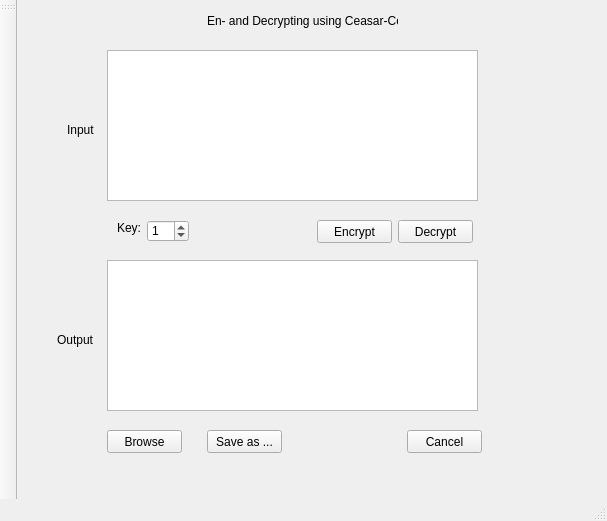
TeamACCM/Encrypt4k, file mainwindow.ui: the form before one commit.
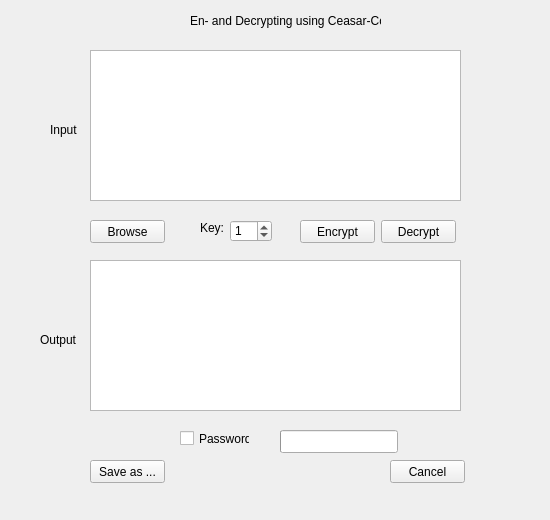
The form after the commit. Icons and pictures are not drawn.

What changed in the file:
```diff
--- a/mainwindow.ui
+++ b/mainwindow.ui
@@ -2,14 +2,32 @@
 <ui version="4.0">
  <class>MainWindow</class>
  <widget class="QMainWindow" name="MainWindow">
+  <property name="enabled">
+   <bool>true</bool>
+  </property>
   <property name="geometry">
    <rect>
     <x>0</x>
     <y>0</y>
-    <width>607</width>
-    <height>521</height>
+    <width>550</width>
+    <height>520</height>
    </rect>
   </property>
+  <property name="minimumSize">
+   <size>
+    <width>550</width>
+    <height>520</height>
+   </size>
+  </property>
+  <property name="maximumSize">
+   <size>
+    <width>550</width>
+    <height>520</height>
+   </size>
+  </property>
+  <property name="cursor">
+   <cursorShape>PointingHandCursor</cursorShape>
+  </property>
   <property name="windowTitle">
    <string>Test</string>
   </property>
@@ -31,7 +49,7 @@
     <property name="geometry">
      <rect>
       <x>390</x>
-      <y>430</y>
+      <y>460</y>
       <width>75</width>
       <height>23</height>
      </rect>
@@ -91,7 +109,7 @@
     <property name="geometry">
      <rect>
       <x>90</x>
-      <y>430</y>
+      <y>220</y>
       <width>75</width>
       <height>23</height>
      </rect>
@@ -142,8 +160,8 @@
    <widget class="QPushButton" name="Save_Button">
     <property name="geometry">
      <rect>
-      <x>190</x>
-      <y>430</y>
+      <x>90</x>
+      <y>460</y>
       <width>75</width>
       <height>23</height>
      </rect>
@@ -155,7 +173,7 @@
    <widget class="QSpinBox" name="spinBox">
     <property name="geometry">
      <rect>
-      <x>130</x>
+      <x>230</x>
       <y>220</y>
       <width>42</width>
       <height>22</height>
@@ -174,7 +192,7 @@
    <widget class="QLabel" name="label">
     <property name="geometry">
      <rect>
-      <x>100</x>
+      <x>200</x>
       <y>220</y>
       <width>31</width>
       <height>16</height>
@@ -184,26 +202,42 @@
      <string>Key:</string>
     </property>
    </widget>
+   <widget class="QProgressBar" name="barPw">
+    <property name="geometry">
+     <rect>
+      <x>280</x>
+      <y>430</y>
+      <width>118</width>
+      <height>23</height>
+     </rect>
+    </property>
+    <property name="statusTip">
+     <string/>
+    </property>
+    <property name="maximum">
+     <number>4</number>
+    </property>
+    <property name="value">
+     <number>-1</number>
+    </property>
+    <property name="format">
+     <string/>
+    </property>
+   </widget>
+   <widget class="QCheckBox" name="checkPw">
+    <property name="geometry">
+     <rect>
+      <x>180</x>
+      <y>430</y>
+      <width>70</width>
+      <height>17</height>
+     </rect>
+    </property>
+    <property name="text">
+     <string>Password</string>
+    </property>
+   </widget>
   </widget>
-  <widget class="QMenuBar" name="menuBar">
-   <property name="geometry">
-    <rect>
-     <x>0</x>
-     <y>0</y>
-     <width>607</width>
-     <height>21</height>
-    </rect>
-   </property>
-  </widget>
-  <widget class="QToolBar" name="mainToolBar">
-   <attribute name="toolBarArea">
-    <enum>LeftToolBarArea</enum>
-   </attribute>
-   <attribute name="toolBarBreak">
-    <bool>false</bool>
-   </attribute>
-  </widget>
-  <widget class="QStatusBar" name="statusBar"/>
  </widget>
  <layoutdefault spacing="6" margin="11"/>
  <resources/>
```
Left out of the diff: 20 changed lines with no effect on the pictures.
